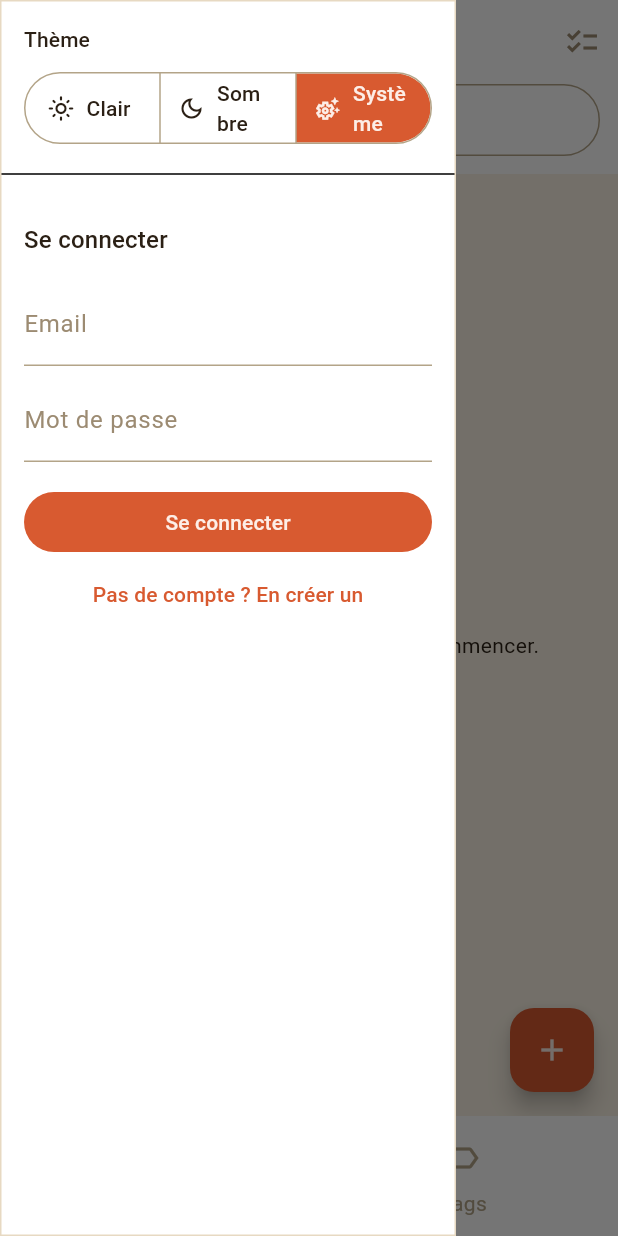
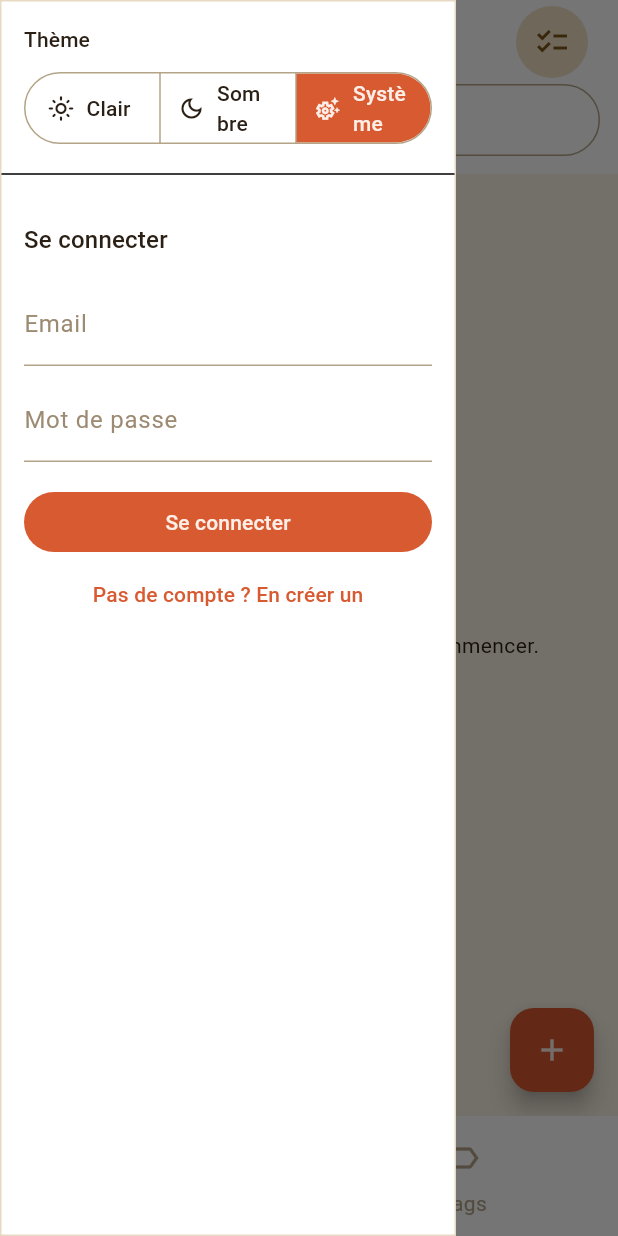
Before and after one commit to joe-pierre/runk, a Flutter app: the screen it shows after launch, with the side drawer open, on a phone screen of 412 x 824 dp. Run offline on Flutter 3.47's test engine with Material 3 defaults, Android fonts, the phone set to English and light mode, and no system bars; our stand-ins replace cached_network_image, connectivity_plus, flutter_riverpod, flutter_svg, go_router, html_unescape and 4 more; missing offline and left inert: receive_sharing_intent; accounts and stored records are empty; generated files the repository leaves out were written again; statements that could not run were skipped.

Commit message:
style: rend l'icône de sélection multiple plus visible dans HomeScreen (Tâche 34)
Ajoute une marge droite et un fond circulaire discret (AppColorTokens.tagBackground/.tagText,
réutilisation des tokens de pastille de tag) autour de l'icône checklist/close de l'AppBar,
sans changement de comportement ni de BookmarkSelectionController.

Co-Authored-By: Claude Sonnet 5 <noreply@anthropic.com>
Claude-Session: https://claude.ai/code/session_01Cj2EaBe75pVtmy4sqAtqjL

```diff
--- a/lib/features/bookmarks/presentation/home_screen.dart
+++ b/lib/features/bookmarks/presentation/home_screen.dart
@@ -2,6 +2,7 @@ import 'package:flutter/material.dart';
 import 'package:flutter_riverpod/flutter_riverpod.dart';
 
 import '../../../core/services/app_scaffold_key_provider.dart';
+import '../../../core/theme/app_color_tokens.dart';
 import '../domain/video_bookmark.dart';
 import 'bookmark_card.dart';
 import 'bookmark_context_menu.dart';
@@ -18,6 +19,13 @@ import 'open_bookmark_action.dart';
 /// Sélection multiple de cet écran (Tâche 26, voir DECISIONS.md) — seule
 /// instance existante depuis la Tâche 30, voir [BookmarkSelectionScope].
 const _selectionScope = BookmarkSelectionScope.home;
+
+/// Tokens de couleur actifs, ou [AppColorTokens.dark] si aucun thème Runk
+/// n'est enregistré (mêmes raisons qu'en `bookmark_card.dart`) — utilisé
+/// pour teinter le fond circulaire de l'icône de sélection multiple (Tâche
+/// 34, voir DECISIONS.md).
+AppColorTokens _colorTokens(BuildContext context) =>
+    Theme.of(context).extension<AppColorTokens>() ?? AppColorTokens.dark;
 
 /// Écran d'accueil : liste chronologique (date de création décroissante) de
 /// tous les bookmarks non supprimés et non masqués (voir SPEC.md section
@@ -68,7 +76,10 @@ const _selectionScope = BookmarkSelectionScope.home;
 /// [_selectionScope]) ; une fois actif, chaque `BookmarkCard` affiche une
 /// case à cocher et `BulkSelectionToolbar` apparaît en bas dès qu'au moins
 /// un bookmark est coché. Aucune action de masquage n'y est jamais exposée
-/// (voir `BulkSelectionToolbar`).
+/// (voir `BulkSelectionToolbar`). Icône déclencheuse sur fond circulaire
+/// discret teinté via [AppColorTokens.tagBackground]/`.tagText` (Tâche 34,
+/// voir DECISIONS.md) — même traitement visuel actif/inactif, seule
+/// l'icône (`Icons.checklist`/`Icons.close`) change.
 class HomeScreen extends ConsumerStatefulWidget {
   const HomeScreen({super.key});
 
@@ -151,16 +162,26 @@ class _HomeScreenState extends ConsumerState<HomeScreen> {
                 child: const Text('Runk'),
               ),
               actions: [
-                IconButton(
+                Padding(
+                  padding: const EdgeInsets.only(right: 20),
+                  child: Container(
+                    decoration: BoxDecoration(
+                      shape: BoxShape.circle,
+                      color: _colorTokens(context).tagBackground,
+                    ),
+                    child: IconButton(
                       icon: Icon(
                         selection.isSelectionModeActive
                             ? Icons.close
                             : Icons.checklist,
+                        color: _colorTokens(context).tagText,
                       ),
                       tooltip: selection.isSelectionModeActive
                           ? 'Annuler la sélection'
                           : 'Sélectionner des bookmarks',
                       onPressed: selectionNotifier.toggleSelectionMode,
+                    ),
+                  ),
                 ),
               ],
               bottom: PreferredSize(
```
Also changed, not shown: 2 other files. Lines whose indentation alone changed are shown as unchanged.
